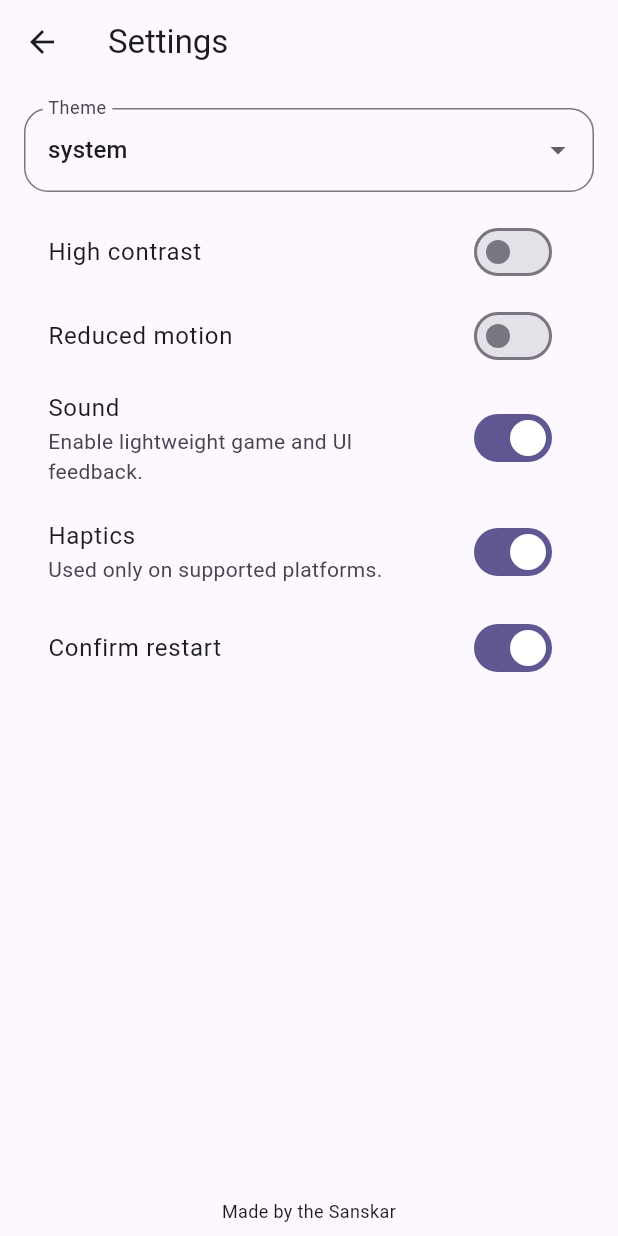
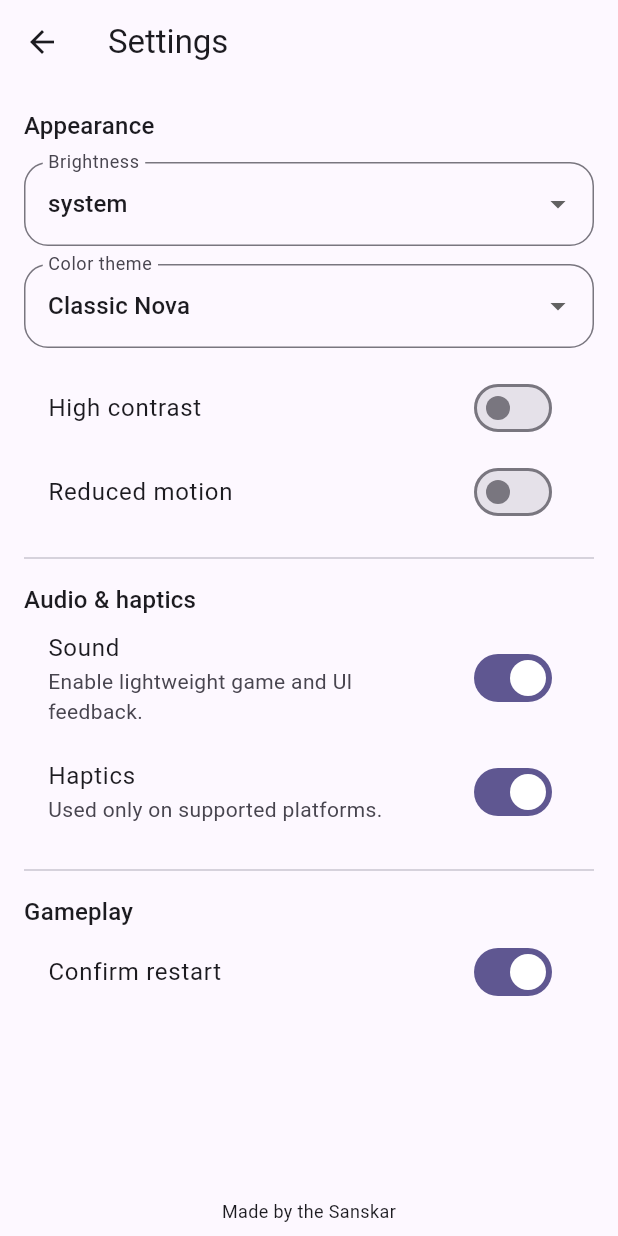
Before and after one commit to sanskarIN/2048, a Flutter app: the SettingsScreen screen opened by its route, on a phone screen of 412 x 824 dp. Run offline on Flutter 3.47's test engine with Material 3 defaults, Android fonts, the phone set to English and light mode, and no system bars; our stand-ins replace shared_preferences; accounts and stored records are empty; statements that could not run were skipped.

Commit message:
feat: expose visual palettes in settings

```diff
--- a/lib/features/settings/settings_screen.dart
+++ b/lib/features/settings/settings_screen.dart
@@ -1,6 +1,7 @@
 import 'package:flutter/material.dart';
 
 import '../../app/state/app_scope.dart';
+import '../../core/theme/nova_theme.dart';
 import '../../shared/nova_scaffold.dart';
 
 class SettingsScreen extends StatelessWidget {
@@ -15,9 +16,11 @@ class SettingsScreen extends StatelessWidget {
       body: ListView(
         padding: const EdgeInsets.all(16),
         children: [
+          Text('Appearance', style: Theme.of(context).textTheme.titleMedium),
+          const SizedBox(height: 12),
           DropdownButtonFormField<ThemeMode>(
             initialValue: settings.themeMode,
-            decoration: const InputDecoration(labelText: 'Theme'),
+            decoration: const InputDecoration(labelText: 'Brightness'),
             items: ThemeMode.values
                 .map(
                   (mode) => DropdownMenuItem(
@@ -30,6 +33,26 @@ class SettingsScreen extends StatelessWidget {
               if (value != null) {
                 controller.updateSettings(
                   (settings) => settings.themeMode = value,
+                );
+              }
+            },
+          ),
+          const SizedBox(height: 12),
+          DropdownButtonFormField<NovaPalette>(
+            initialValue: settings.palette,
+            decoration: const InputDecoration(labelText: 'Color theme'),
+            items: NovaPalette.values
+                .map(
+                  (palette) => DropdownMenuItem(
+                    value: palette,
+                    child: Text(palette.label),
+                  ),
+                )
+                .toList(),
+            onChanged: (value) {
+              if (value != null) {
+                controller.updateSettings(
+                  (settings) => settings.palette = value,
                 );
               }
             },
@@ -49,6 +72,8 @@ class SettingsScreen extends StatelessWidget {
               (settings) => settings.reducedMotion = value,
             ),
           ),
+          const Divider(height: 32),
+          Text('Audio & haptics', style: Theme.of(context).textTheme.titleMedium),
           SwitchListTile(
             title: const Text('Sound'),
             subtitle: const Text('Enable lightweight game and UI feedback.'),
@@ -65,6 +90,8 @@ class SettingsScreen extends StatelessWidget {
               (settings) => settings.hapticsEnabled = value,
             ),
           ),
+          const Divider(height: 32),
+          Text('Gameplay', style: Theme.of(context).textTheme.titleMedium),
           SwitchListTile(
             title: const Text('Confirm restart'),
             value: settings.confirmRestart,
```
